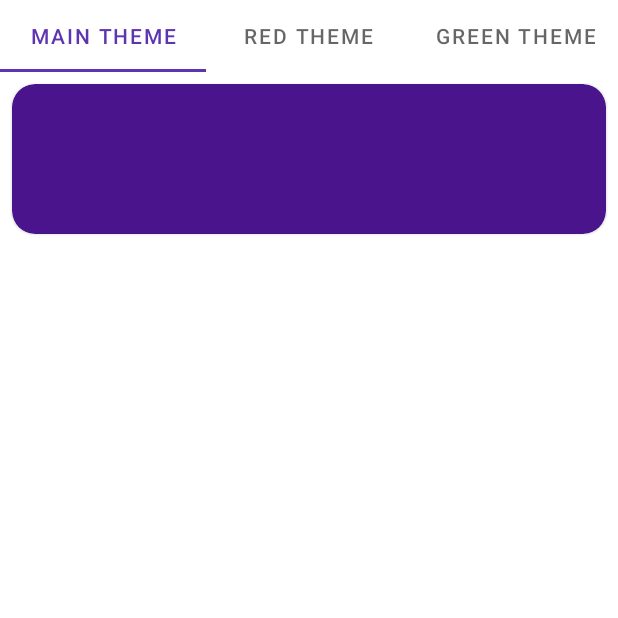
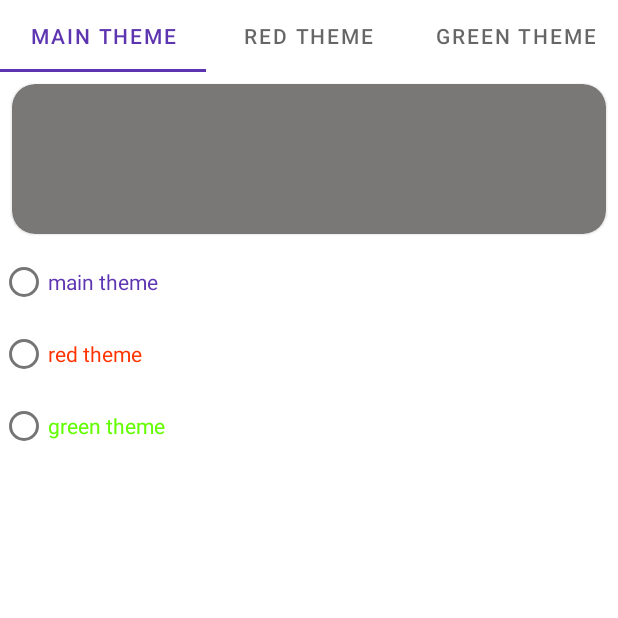
Before and after one commit to Naruto-95/Kotlin_MaterialDesign_NASA, an Android app: the screen it shows after launch (MainActivity), after a tap on "settings", on a phone screen of 412 x 824 dp, the top half of it. Run offline under Robolectric (Android 15) with nearby library versions, the phone set to English and light mode, and no system bars; pictures from the network do not load; Roboto replaces fonts that are not available here.

Commit message:
Урок 2. Создал RadioButton 3 штуки и все они меняют тему всего приложения во фрагменте

```diff
--- a/app/src/main/java/com/example/kotlin_materialdesign_nasa/utils/Utils.kt
+++ b/app/src/main/java/com/example/kotlin_materialdesign_nasa/utils/Utils.kt
@@ -3,3 +3,8 @@ package com.example.kotlin_materialdesign_nasa.utils
 const val PLANETARY_APOD = "planetary/apod"
 const val API_KEY = "api_key"
 const val NASA_BASE_URL = "https://api.nasa.gov/"
+const val KEY_SP = "key_sp"
+const val KEY_THEME = "key_theme"
+const val mainTheme = 1
+const val redTheme = 2
+const val greenTheme = 3
--- a/app/src/main/java/com/example/kotlin_materialdesign_nasa/view/MainActivity.kt
+++ b/app/src/main/java/com/example/kotlin_materialdesign_nasa/view/MainActivity.kt
@@ -3,20 +3,41 @@ package com.example.kotlin_materialdesign_nasa.view
 import android.os.Bundle
 import androidx.appcompat.app.AppCompatActivity
 import com.example.kotlin_materialdesign_nasa.R
+import com.example.kotlin_materialdesign_nasa.utils.*
 import com.example.kotlin_materialdesign_nasa.view.picture.PictureFragment
 
 class MainActivity : AppCompatActivity() {
 
+
     override fun onCreate(savedInstanceState: Bundle?) {
         super.onCreate(savedInstanceState)
+        setTheme(getChoosingStyle(getStyleTheme()))
         setContentView(R.layout.activity_main)
         if (savedInstanceState == null) {
             supportFragmentManager.beginTransaction()
                 .replace(R.id.container, PictureFragment.newInstance()).addToBackStack("").commit()
         }
+    }
+    fun setStyleTheme(styleTheme: Int) {
+        val sharedPreferences = getSharedPreferences(KEY_SP, MODE_PRIVATE)
+        val editor = sharedPreferences.edit()
+        editor.putInt(KEY_THEME, styleTheme)
+        editor.apply()
+    }
 
+    fun getStyleTheme(): Int {
+        val sharedPreferences = getSharedPreferences(KEY_SP, MODE_PRIVATE)
+        return sharedPreferences.getInt(KEY_THEME, -1)
+    }
+
+    private fun getChoosingStyle(styleTheme: Int): Int {
+       return when (styleTheme) {
+            mainTheme -> R.style.mPurpleStyle
+            redTheme -> R.style.mRedStyle
+            greenTheme -> R.style.mGreenStyle
+            else -> 0
+        }
 
     }
 
-
 }
--- a/app/src/main/java/com/example/kotlin_materialdesign_nasa/view/picture/PictureFragment.kt
+++ b/app/src/main/java/com/example/kotlin_materialdesign_nasa/view/picture/PictureFragment.kt
@@ -73,7 +73,7 @@ class PictureFragment : Fragment() {
     override fun onCreateView(
         inflater: LayoutInflater, container: ViewGroup?,
         savedInstanceState: Bundle?
-    ): View {
+    ): View? {
         _binding = FragmentPictureBinding.inflate(inflater, container, false)
         return binding.root
     }
--- a/app/src/main/java/com/example/kotlin_materialdesign_nasa/view/settings/SettingsFragment.kt
+++ b/app/src/main/java/com/example/kotlin_materialdesign_nasa/view/settings/SettingsFragment.kt
@@ -1,17 +1,23 @@
 package com.example.kotlin_materialdesign_nasa.view.settings
 
+import android.content.Context
 import android.os.Bundle
 import android.util.Log
 import android.view.LayoutInflater
 import android.view.View
 import android.view.ViewGroup
-import android.widget.Toast
 import androidx.fragment.app.Fragment
+import com.example.kotlin_materialdesign_nasa.R
 import com.example.kotlin_materialdesign_nasa.databinding.FragmentSettingsBinding
+import com.example.kotlin_materialdesign_nasa.utils.greenTheme
+import com.example.kotlin_materialdesign_nasa.utils.mainTheme
+import com.example.kotlin_materialdesign_nasa.utils.redTheme
+import com.example.kotlin_materialdesign_nasa.view.MainActivity
 import com.google.android.material.tabs.TabLayout
 
 
-class SettingsFragment : Fragment() {
+class SettingsFragment : Fragment(), View.OnClickListener {
+
 
     private var _binding: FragmentSettingsBinding? = null
     private val binding: FragmentSettingsBinding
@@ -25,35 +31,70 @@ class SettingsFragment : Fragment() {
 
     }
 
+
+    private lateinit var parentActivity: MainActivity
+    override fun onAttach(context: Context) {
+        super.onAttach(context)
+        parentActivity =
+            requireActivity() as MainActivity
+    }
+
+
+    override fun onCreateView(
+        inflater: LayoutInflater, container: ViewGroup?,
+        savedInstanceState: Bundle?
+    ): View {
+        _binding = FragmentSettingsBinding.inflate(inflater, container, false)
+        return binding.root
+    }
+
+
     override fun onViewCreated(view: View, savedInstanceState: Bundle?) {
         super.onViewCreated(view, savedInstanceState)
-        binding.tab.addOnTabSelectedListener(object : TabLayout.OnTabSelectedListener{
+        init()
+        binding.tab.addOnTabSelectedListener(object : TabLayout.OnTabSelectedListener {
             override fun onTabSelected(tab: TabLayout.Tab?) {
                 Log.d("111", "${tab?.position}")
             }
-
             override fun onTabUnselected(tab: TabLayout.Tab?) {
                 //  TODO("Not yet implemented")
             }
-
             override fun onTabReselected(tab: TabLayout.Tab?) {
                 //  TODO("Not yet implemented")
             }
 
 
         })
-
     }
 
+    private fun init() {
+        binding.btnOne.setOnClickListener(this)
+        binding.btnTwo.setOnClickListener(this)
+        binding.btnThree.setOnClickListener(this)
 
+        when (parentActivity.getStyleTheme()) {
+            1 -> binding.radioGroup.check(R.id.btnOne)
+            2 -> binding.radioGroup.check(R.id.btnTwo)
+            3 -> binding.radioGroup.check(R.id.btnThree)
+        }
+    }
 
+    override fun onClick(v: View) {
+        when (v.id) {
+            R.id.btnOne -> {
+                parentActivity.setStyleTheme(mainTheme)
+                parentActivity.recreate()
+            }
+            R.id.btnTwo -> {
+                parentActivity.setStyleTheme(redTheme)
+                parentActivity.recreate()
+            }
+            R.id.btnThree -> {
+                parentActivity.setStyleTheme(greenTheme)
+                parentActivity.recreate()
+            }
+        }
 
-    override fun onCreateView(
-        inflater: LayoutInflater, container: ViewGroup?,
-        savedInstanceState: Bundle?
-    ): View? {
-        _binding = FragmentSettingsBinding.inflate(inflater, container, false)
-        return binding.root
     }
 
 
@@ -61,5 +102,6 @@ class SettingsFragment : Fragment() {
 
         @JvmStatic
         fun newInstance() = SettingsFragment()
+
     }
 }
--- a/app/src/main/res/layout/fragment_settings.xml
+++ b/app/src/main/res/layout/fragment_settings.xml
@@ -30,8 +30,37 @@
         android:id="@+id/card"
         android:layout_width="match_parent"
         android:layout_height="100dp"
-        app:cardBackgroundColor="@color/purple_900"
+        app:cardBackgroundColor="@color/color_gray"
         app:rippleColor="@color/mGreen"
         android:layout_margin="8dp"/>
+    <RadioGroup
+        android:id="@+id/radioGroup"
+        android:layout_width="wrap_content"
+        android:layout_height="wrap_content">
+
+        <RadioButton
+            android:id="@+id/btnOne"
+            android:layout_width="wrap_content"
+            android:layout_height="wrap_content"
+            android:text="@string/main_themee"
+            android:textColor="?mColor" />
+
+        <RadioButton
+            android:id="@+id/btnTwo"
+            android:layout_width="wrap_content"
+            android:layout_height="wrap_content"
+            android:text="@string/red_themee"
+            android:textColor="@color/mRed" />
+
+        <RadioButton
+            android:id="@+id/btnThree"
+            android:layout_width="wrap_content"
+            android:layout_height="wrap_content"
+            android:text="@string/green_themee"
+            android:textColor="@color/mGreen" />
+    </RadioGroup>
+
+
+
 
 </LinearLayout>
--- a/app/src/main/res/values-night/themes.xml
+++ b/app/src/main/res/values-night/themes.xml
@@ -1,6 +1,6 @@
 <resources xmlns:tools="http://schemas.android.com/tools">
     <!-- Base application theme. -->
-    <style name="Theme.Kotlin_MaterialDesign_NASA" parent="Theme.MaterialComponents.DayNight.DarkActionBar">
+    <style name="Theme.Kotlin_MaterialDesign_NASA" parent="Theme.MaterialComponents.DayNight.NoActionBar">
         <!-- Primary brand color. -->
         <item name="colorPrimary">@color/purple_200</item>
         <item name="colorPrimaryVariant">@color/purple_700</item>
--- a/app/src/main/res/values/themes.xml
+++ b/app/src/main/res/values/themes.xml
@@ -28,6 +28,12 @@
 
     <style name="mPurpleStyle" parent="Theme.Kotlin_MaterialDesign_NASA">
         <item name="mColor">@color/mPurple</item>
+    </style>
+    <style name="mRedStyle" parent="Theme.Kotlin_MaterialDesign_NASA">
+        <item name="mColor">@color/mRed</item>
+    </style>
+    <style name="mGreenStyle" parent="Theme.Kotlin_MaterialDesign_NASA">
+        <item name="mColor">@color/mGreen</item>
 
     </style>
 
```
Lines whose indentation alone changed are shown as unchanged.
